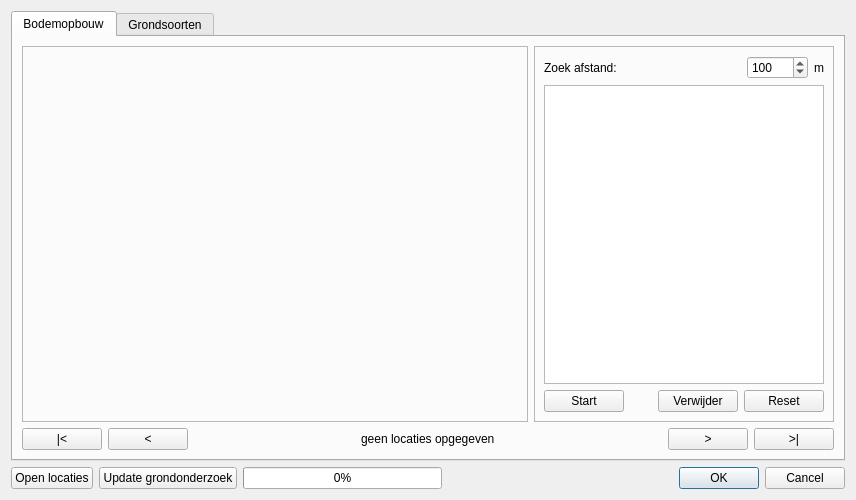
The window that hdsr_tool_dialog_base.ui (breinbaas/hdsrtool) describes before a commit, drawn with Qt 5.
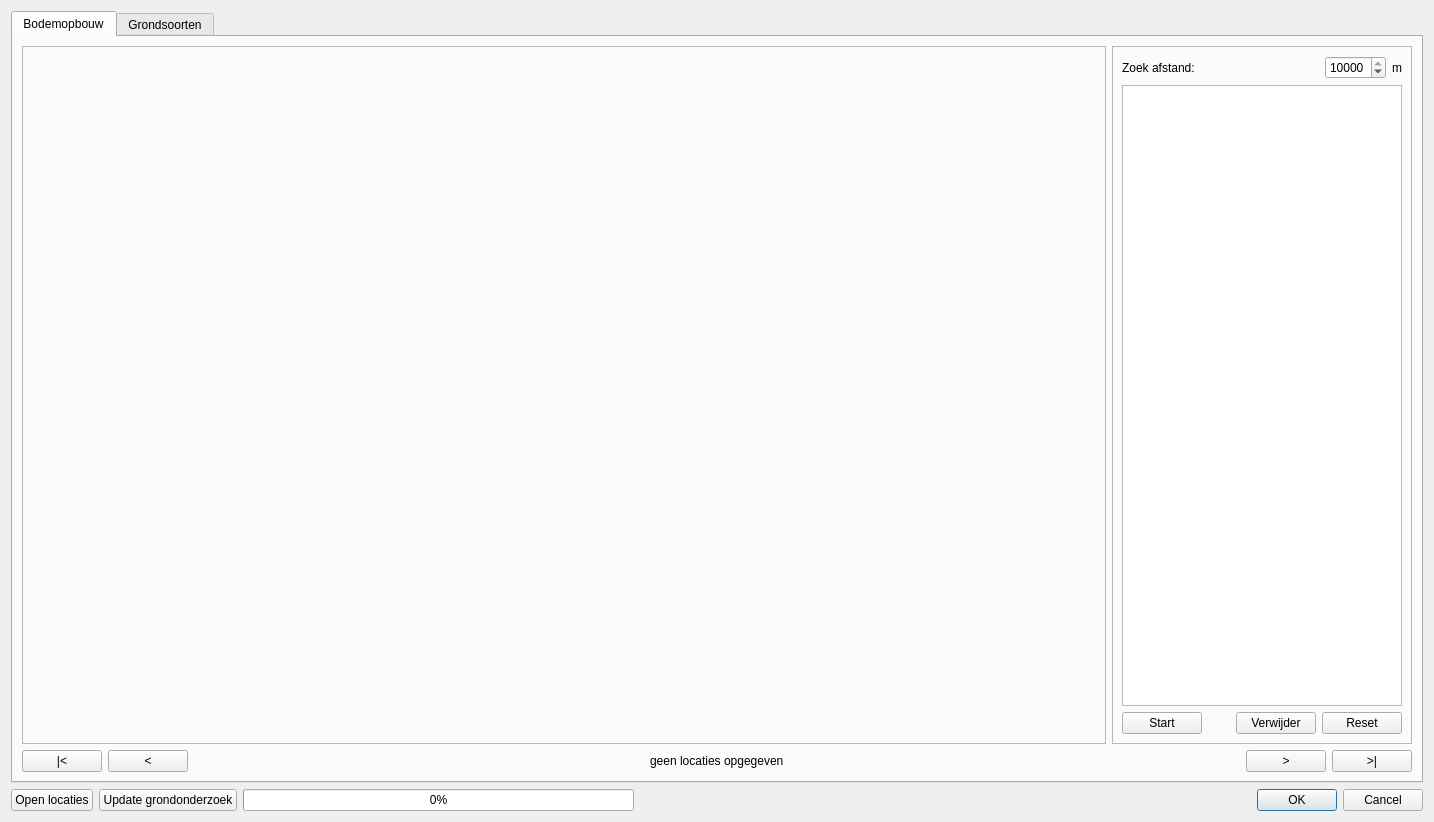
The same window after the commit.

Diff of the .ui file:
```diff
--- a/hdsr_tool_dialog_base.ui
+++ b/hdsr_tool_dialog_base.ui
@@ -6,8 +6,8 @@
    <rect>
     <x>0</x>
     <y>0</y>
-    <width>856</width>
-    <height>500</height>
+    <width>1434</width>
+    <height>822</height>
    </rect>
   </property>
   <property name="windowTitle">
@@ -97,7 +97,7 @@
                        <number>5</number>
                       </property>
                       <property name="value">
-                       <number>100</number>
+                       <number>10000</number>
                       </property>
                      </widget>
                     </item>
```
